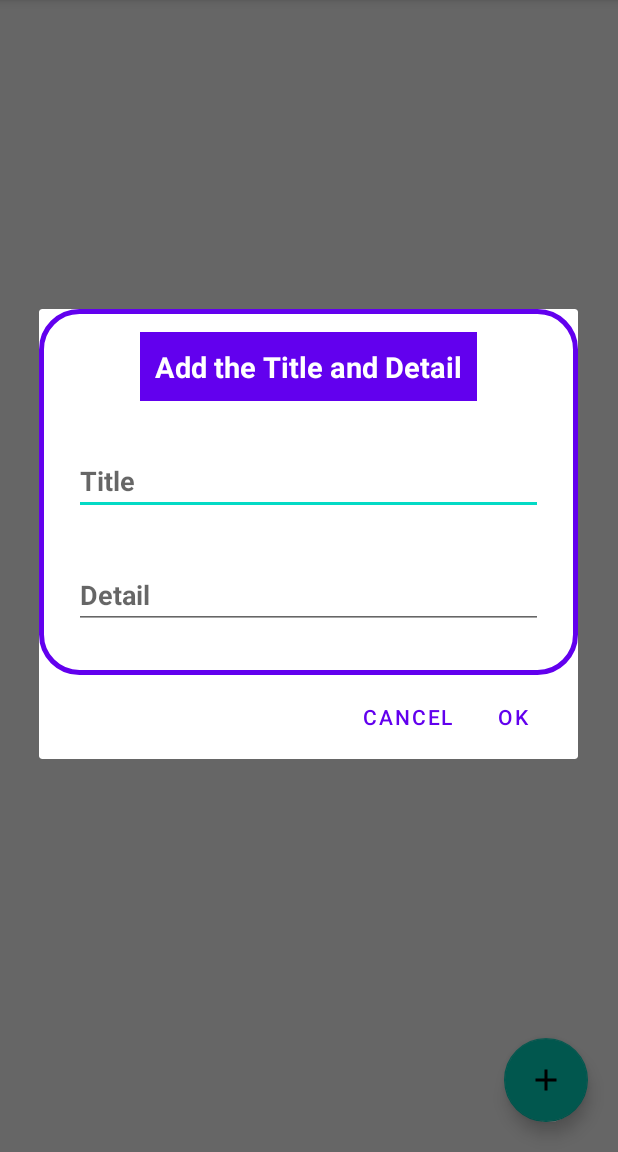
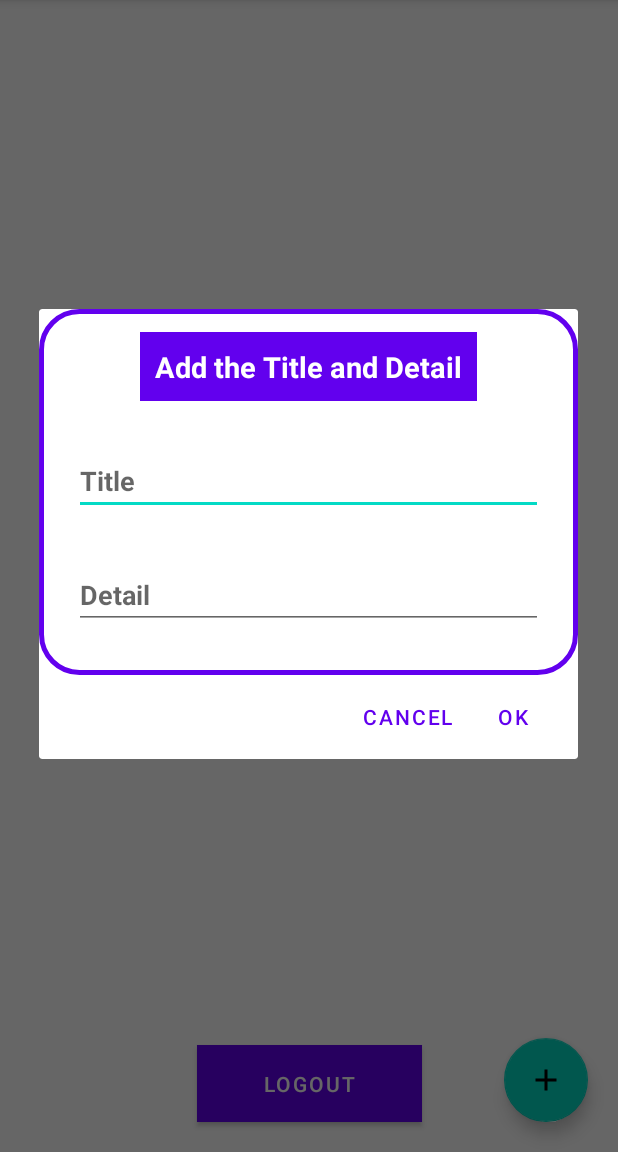
Before and after one commit to Glaciuss/TodoCLBS_update, an Android app: the screen it shows after launch once a user with an empty profile is signed in (TodoMain), after a tap on an icon or button, on a phone screen of 412 x 824 dp, the part 84-1236 px from its top. Run offline under Robolectric (Android 15) with nearby library versions, the phone set to English and light mode, and no system bars; our stand-ins replace Firebase (no records; nobody signed in at launch, a user with empty details on screens opened directly), Room's generated code.

```diff
--- a/app/src/main/java/com/example/testclbs/TodoMain.kt
+++ b/app/src/main/java/com/example/testclbs/TodoMain.kt
@@ -7,6 +7,7 @@ import android.util.Log
 import android.view.LayoutInflater
 import android.view.View
 import android.view.inputmethod.InputMethodManager
+import android.widget.Button
 import android.widget.EditText
 import android.widget.TextView
 import android.widget.Toast
@@ -49,8 +50,10 @@ class TodoMain : AppCompatActivity() {
     private lateinit var binding: ActivityTodoMainBinding
     //add bt
     private lateinit var addsBtn: FloatingActionButton
+    private lateinit var btnSignOut: Button
     //app Database
     private lateinit var appDb : AppDatabase
+    private var mAuth: FirebaseAuth? = null
 
     override fun onCreate(savedInstanceState: Bundle?) {
         super.onCreate(savedInstanceState)
@@ -60,8 +63,10 @@ class TodoMain : AppCompatActivity() {
 
         todoRecyclerView = findViewById(R.id.rvTodoItems)
         addsBtn = findViewById(R.id.btnAdd)
+        btnSignOut = findViewById(R.id.btnSignOut)
         //set dialog
         addsBtn.setOnClickListener{addInfo()}
+        btnSignOut.setOnClickListener {logoutFirebase()}
 
         appDb = AppDatabase.getDatabase(this)
 
@@ -93,6 +98,15 @@ class TodoMain : AppCompatActivity() {
             updateText()
         }*/
     }
+
+    private fun logoutFirebase() {
+        FirebaseAuth.getInstance().signOut()
+        val intentSession = Intent(this, LoginActivity::class.java)
+        startActivity(intentSession)
+        finish()
+        Toast.makeText(this,"Logout",Toast.LENGTH_SHORT).show()
+    }
+
 
     override fun onResume() {
         super.onResume()
--- a/app/src/main/res/layout/activity_todo_main.xml
+++ b/app/src/main/res/layout/activity_todo_main.xml
@@ -29,4 +29,17 @@
         app:layout_constraintBottom_toBottomOf="@+id/rvTodoItems"
         app:layout_constraintEnd_toEndOf="parent"
         app:srcCompat="@drawable/ic_add" />
-</androidx.constraintlayout.widget.ConstraintLayout>
+
+    <Button
+        android:id="@+id/btnSignOut"
+        android:layout_width="150dp"
+        android:layout_height="wrap_content"
+        android:layout_margin="20dp"
+        android:background="@color/purple_500"
+        android:padding="10dp"
+        android:text="Logout"
+        android:textColor="@color/white"
+        android:textSize="14sp"
+        app:layout_constraintBottom_toBottomOf="@+id/rvTodoItems"
+        app:layout_constraintEnd_toEndOf="parent"
+        app:layout_constraintStart_toStartOf="parent" /></androidx.constraintlayout.widget.ConstraintLayout>
```
